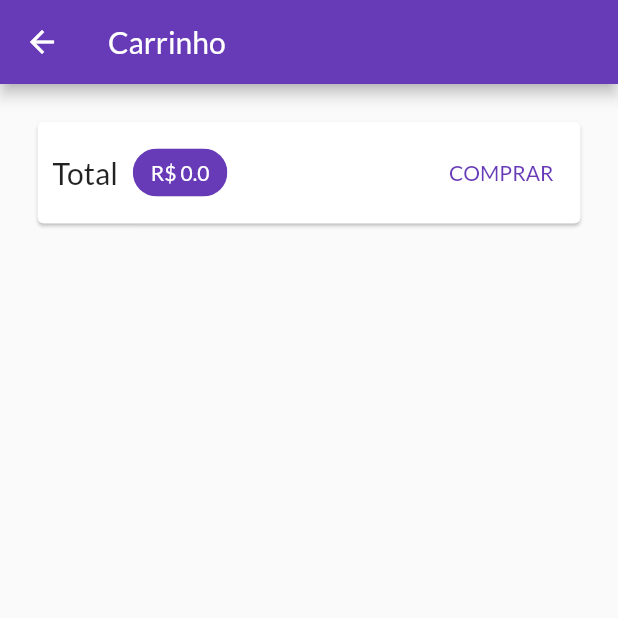
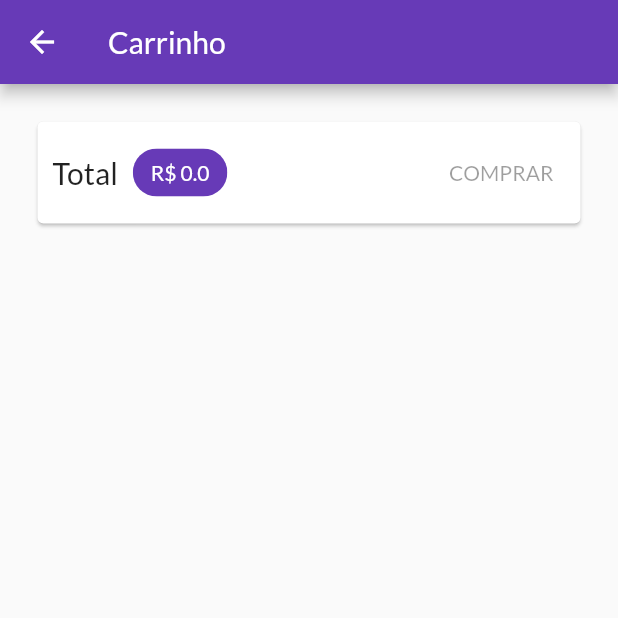
Before and after one commit to diegowinter/curso-flutter, a Flutter app: the CartScreen screen opened by its route, on a phone screen of 412 x 824 dp, the top half of it. Run offline on Flutter 3.47's test engine with Material 2 defaults, Android fonts, the phone set to English and light mode, and no system bars; network calls fail.

Commit message:
project(shop): armazenando pedidos no Firebase

```diff
--- a/shop/lib/views/cart_screen.dart
+++ b/shop/lib/views/cart_screen.dart
@@ -38,14 +38,7 @@
                     backgroundColor: Theme.of(context).primaryColor,
                   ),
                   Spacer(),
-                  TextButton(
-                    child: Text('COMPRAR'),
-                    onPressed: () {
-                      Provider.of<Orders>(context, listen: false)
-                        .addOrder(cart);
-                      cart.clear();
-                    },
-                  )
+                  OrderButton(cart: cart)
                 ],
               ),
             ),
@@ -62,3 +55,37 @@
     );
   }
 }
+
+class OrderButton extends StatefulWidget {
+  const OrderButton({
+    Key key,
+    @required this.cart,
+  }) : super(key: key);
+
+  final Cart cart;
+
+  @override
+  _OrderButtonState createState() => _OrderButtonState();
+}
+
+class _OrderButtonState extends State<OrderButton> {
+  bool _isLoading = false;
+
+  @override
+  Widget build(BuildContext context) {
+    return TextButton(
+      child: _isLoading ? CircularProgressIndicator() : Text('COMPRAR'),
+      onPressed: widget.cart.totalAmount == 0 ? null : () async {
+        setState(() {
+          _isLoading = true;
+        });
+        await Provider.of<Orders>(context, listen: false)
+          .addOrder(widget.cart);
+        setState(() {
+          _isLoading = false;
+        });
+        widget.cart.clear();
+      },
+    );
+  }
+}
```
Also changed, not shown: shop/lib/providers/orders.dart (+22 -3 lines).
